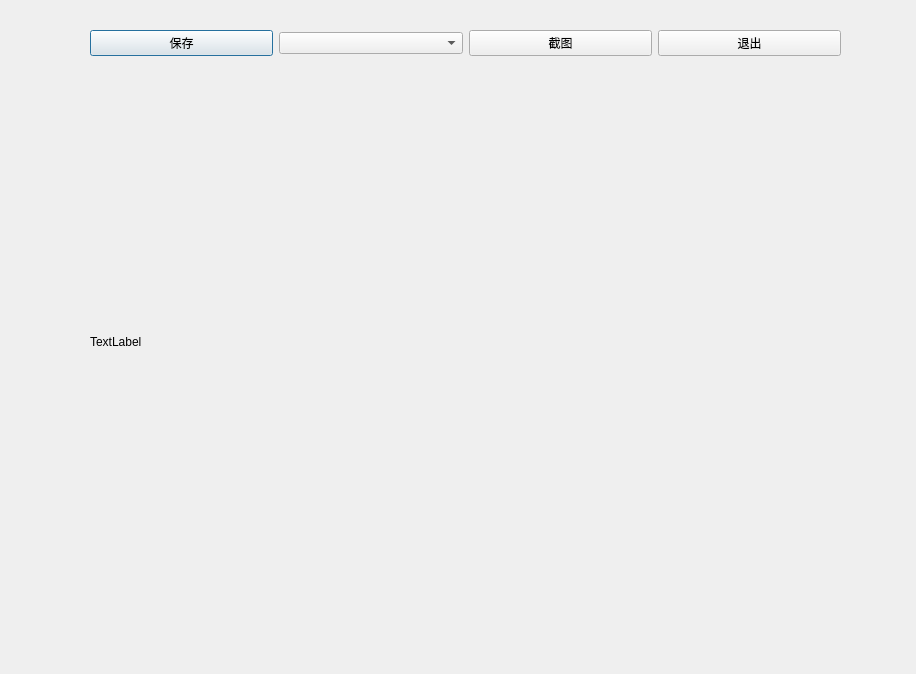
Before: the Qt Designer form UI/forms/faceRec.ui in kirahan/obs_customization, drawn with Qt 5.
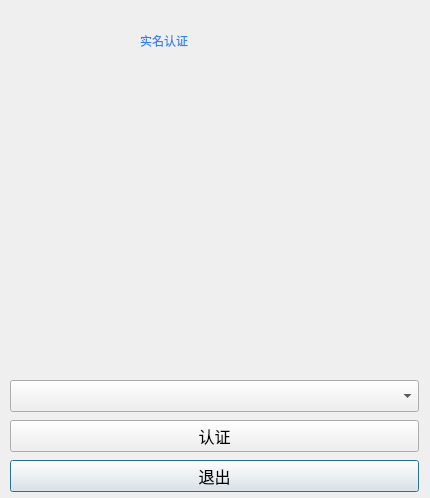
After: the same form once the commit is applied.

```diff
--- a/UI/forms/faceRec.ui
+++ b/UI/forms/faceRec.ui
@@ -6,8 +6,8 @@
    <rect>
     <x>0</x>
     <y>0</y>
-    <width>916</width>
-    <height>674</height>
+    <width>430</width>
+    <height>498</height>
    </rect>
   </property>
   <property name="windowTitle">
@@ -16,50 +16,87 @@
   <widget class="QWidget" name="verticalLayoutWidget">
    <property name="geometry">
     <rect>
-     <x>90</x>
-     <y>30</y>
-     <width>751</width>
-     <height>591</height>
+     <x>10</x>
+     <y>70</y>
+     <width>411</width>
+     <height>301</height>
     </rect>
    </property>
    <layout class="QVBoxLayout" name="v_layout">
-    <item>
-     <layout class="QHBoxLayout" name="h_layout">
-      <item>
-       <widget class="QPushButton" name="saveButton">
-        <property name="text">
-         <string>保存</string>
-        </property>
-       </widget>
-      </item>
-      <item>
-       <widget class="QComboBox" name="cameraType"/>
-      </item>
-      <item>
-       <widget class="QPushButton" name="pushButton">
-        <property name="text">
-         <string>截图</string>
-        </property>
-       </widget>
-      </item>
-      <item>
-       <widget class="QPushButton" name="ExitButton">
-        <property name="text">
-         <string>退出</string>
-        </property>
-       </widget>
-      </item>
-     </layout>
-    </item>
     <item>
      <widget class="QLabel" name="label">
       <property name="text">
-       <string>TextLabel</string>
+       <string/>
       </property>
      </widget>
     </item>
    </layout>
   </widget>
+  <widget class="QLabel" name="label_2">
+   <property name="geometry">
+    <rect>
+     <x>140</x>
+     <y>10</y>
+     <width>181</width>
+     <height>61</height>
+    </rect>
+   </property>
+   <property name="styleSheet">
+    <string notr="true">color:rgb(48, 132, 235);
+font: 75 28pt 等线;</string>
+   </property>
+   <property name="text">
+    <string>实名认证</string>
+   </property>
+  </widget>
+  <widget class="QPushButton" name="ExitButton">
+   <property name="geometry">
+    <rect>
+     <x>10</x>
+     <y>460</y>
+     <width>409</width>
+     <height>32</height>
+    </rect>
+   </property>
+   <property name="styleSheet">
+    <string notr="true">font:12pt;</string>
+   </property>
+   <property name="text">
+    <string>退出</string>
+   </property>
+  </widget>
+  <widget class="QPushButton" name="pushButton">
+   <property name="geometry">
+    <rect>
+     <x>10</x>
+     <y>420</y>
+     <width>409</width>
+     <height>32</height>
+    </rect>
+   </property>
+   <property name="sizePolicy">
+    <sizepolicy hsizetype="Minimum" vsizetype="Fixed">
+     <horstretch>0</horstretch>
+     <verstretch>0</verstretch>
+    </sizepolicy>
+   </property>
+   <property name="styleSheet">
+    <string notr="true">font:12pt;</string>
+   </property>
+   <property name="text">
+    <string>认证</string>
+   </property>
+  </widget>
+  <widget class="QComboBox" name="cameraType">
+   <property name="geometry">
+    <rect>
+     <x>10</x>
+     <y>380</y>
+     <width>409</width>
+     <height>32</height>
+    </rect>
+   </property>
+  </widget>
  </widget>
  <resources/>
  <connections>
```
